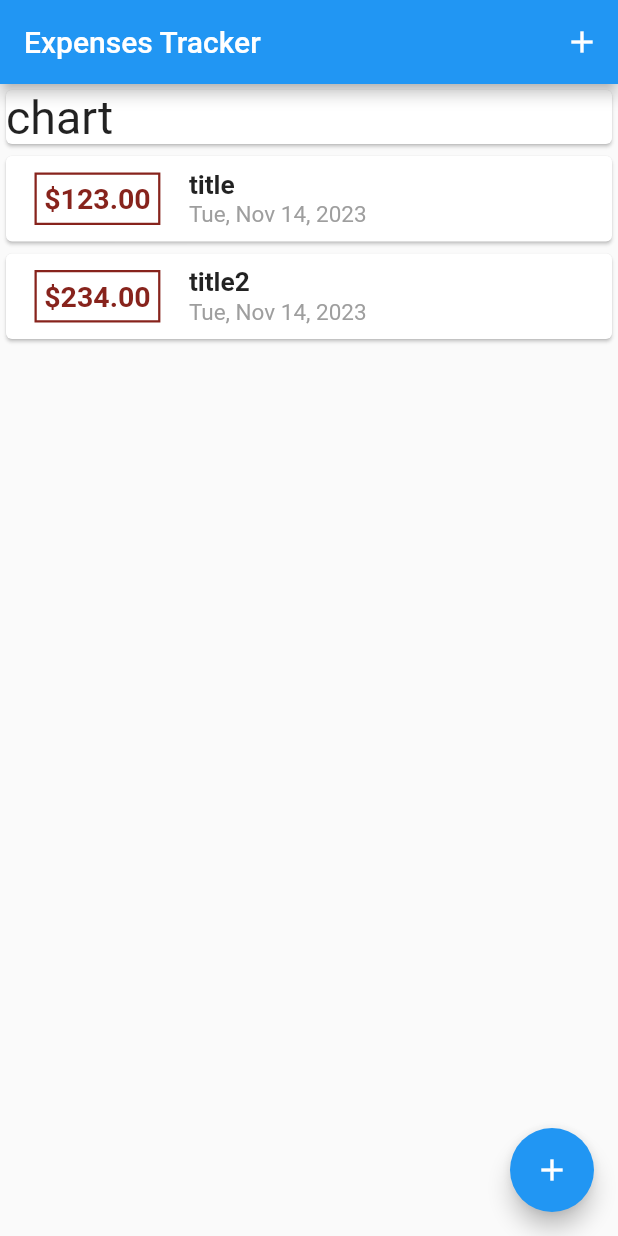
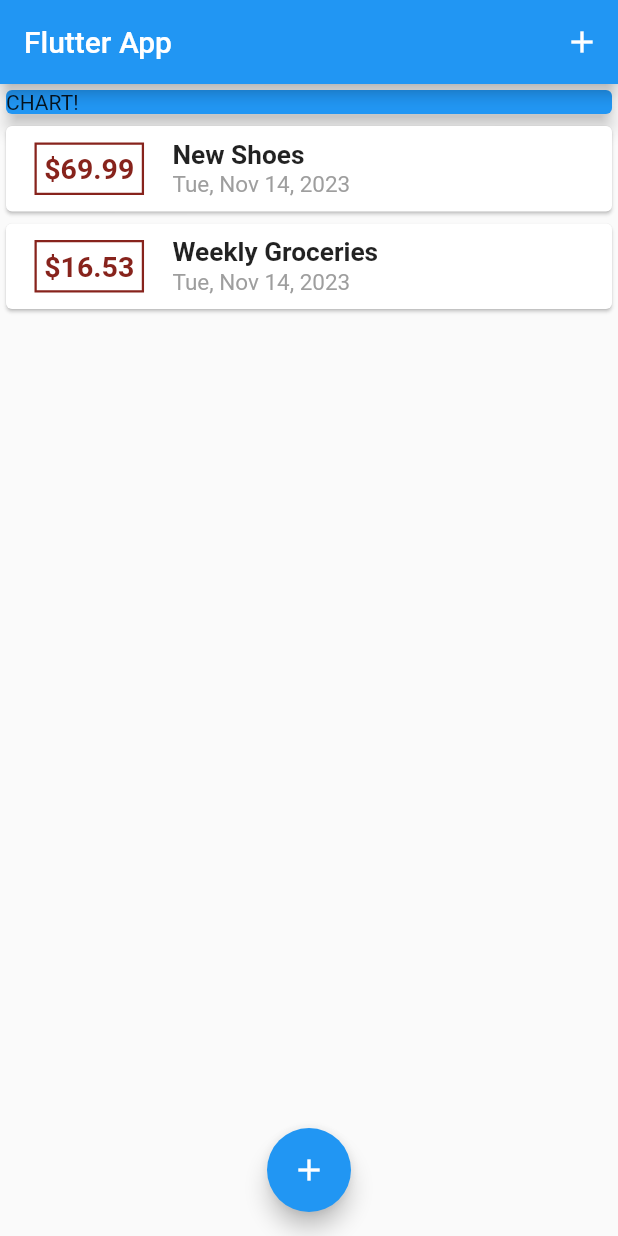
Before and after one commit to jsmrk/simple_expenses_tracker, a Flutter app: the screen it shows after launch, on a phone screen of 412 x 824 dp. Run offline on Flutter 3.47's test engine with Material 2 defaults, Android fonts, the light colour scheme and no system bars.

Commit message:
ep 26 now

```diff
--- a/lib/main.dart
+++ b/lib/main.dart
@@ -1,94 +1,101 @@
-// ignore_for_file: prefer_const_constructors, prefer_const_literals_to_create_immutables
+import 'package:flutter/material.dart';
 
-import 'package:flutter/material.dart';
-import 'package:simple_expenses_tracker/widgets/new_transactions.dart';
-import 'package:simple_expenses_tracker/widgets/transaction_list.dart';
-
-import 'models/transaction.dart';
+import './widgets/transaction_list.dart';
+import './models/transaction.dart';
+import 'widgets/new_transactions.dart';
 
 void main() => runApp(MyApp());
 
-class MyApp extends StatefulWidget {
+class MyApp extends StatelessWidget {
   @override
-  State<MyApp> createState() => _MyAppState();
+  Widget build(BuildContext context) {
+    return MaterialApp(
+      title: 'Expenses Tracker',
+      home: MyHomePage(),
+    );
+  }
 }
 
-class _MyAppState extends State<MyApp> {
+class MyHomePage extends StatefulWidget {
+  @override
+  _MyHomePageState createState() => _MyHomePageState();
+}
+
+class _MyHomePageState extends State<MyHomePage> {
   final List<Transaction> _userTransactions = [
     Transaction(
-      amount: 123,
-      id: 'id',
-      title: 'title',
+      id: 't1',
+      title: 'New Shoes',
+      amount: 69.99,
       date: DateTime.now(),
     ),
     Transaction(
-      amount: 234,
-      id: 'id2',
-      title: 'title2',
+      id: 't2',
+      title: 'Weekly Groceries',
+      amount: 16.53,
       date: DateTime.now(),
     ),
   ];
 
-  void _addUserTransaction(String title, double amount) {
-    final newTransaction = Transaction(
+  void _addNewTransaction(String txTitle, double txAmount) {
+    final newTx = Transaction(
+      title: txTitle,
+      amount: txAmount,
+      date: DateTime.now(),
       id: DateTime.now().toString(),
-      title: title,
-      amount: amount,
-      date: DateTime.now(),
     );
 
     setState(() {
-      _userTransactions.add(newTransaction);
+      _userTransactions.add(newTx);
     });
   }
 
-  _showAddTransaction(BuildContext ctx) {
+  void _startAddNewTransaction(BuildContext ctx) {
     showModalBottomSheet(
       context: ctx,
       builder: (_) {
-          return Container(
-            padding: EdgeInsets.all(5),
-            child: GestureDetector(
+        return GestureDetector(
           onTap: () {},
+          child: NewTransaction(_addNewTransaction),
           behavior: HitTestBehavior.opaque,
-              child: NewTransaction(_addUserTransaction),
-            ),
         );
-        });
+      },
+    );
   }
 
   @override
   Widget build(BuildContext context) {
-    return MaterialApp(
-      debugShowCheckedModeBanner: false,
-      home: Scaffold(
+    return Scaffold(
       appBar: AppBar(
-          title: Text("Expenses Tracker"),
+        title: Text('Flutter App'),
         actions: <Widget>[
           IconButton(
-              onPressed: () => _showAddTransaction(context),
             icon: Icon(Icons.add),
+            onPressed: () => _startAddNewTransaction(context),
           ),
         ],
       ),
-        body: Column(
-          children: [
+      body: SingleChildScrollView(
+        child: Column(
+          // mainAxisAlignment: MainAxisAlignment.start,
+          crossAxisAlignment: CrossAxisAlignment.stretch,
+          children: <Widget>[
             Container(
               width: double.infinity,
               child: Card(
-                child: Text(
-                  'chart',
-                  style: TextStyle(fontSize: 31),
-                ),
+                color: Colors.blue,
+                child: Text('CHART!'),
+                elevation: 5,
               ),
             ),
             TransactionList(_userTransactions),
           ],
         ),
+      ),
+      floatingActionButtonLocation: FloatingActionButtonLocation.centerFloat,
       floatingActionButton: FloatingActionButton(
         child: Icon(Icons.add),
-          onPressed: () => _showAddTransaction(context),
-        ),
+        onPressed: () => _startAddNewTransaction(context),
       ),
     );
   }
```
Also changed, not shown: lib/widgets/new_transactions.dart (+16 -7 lines). Lines whose indentation alone changed are shown as unchanged.
